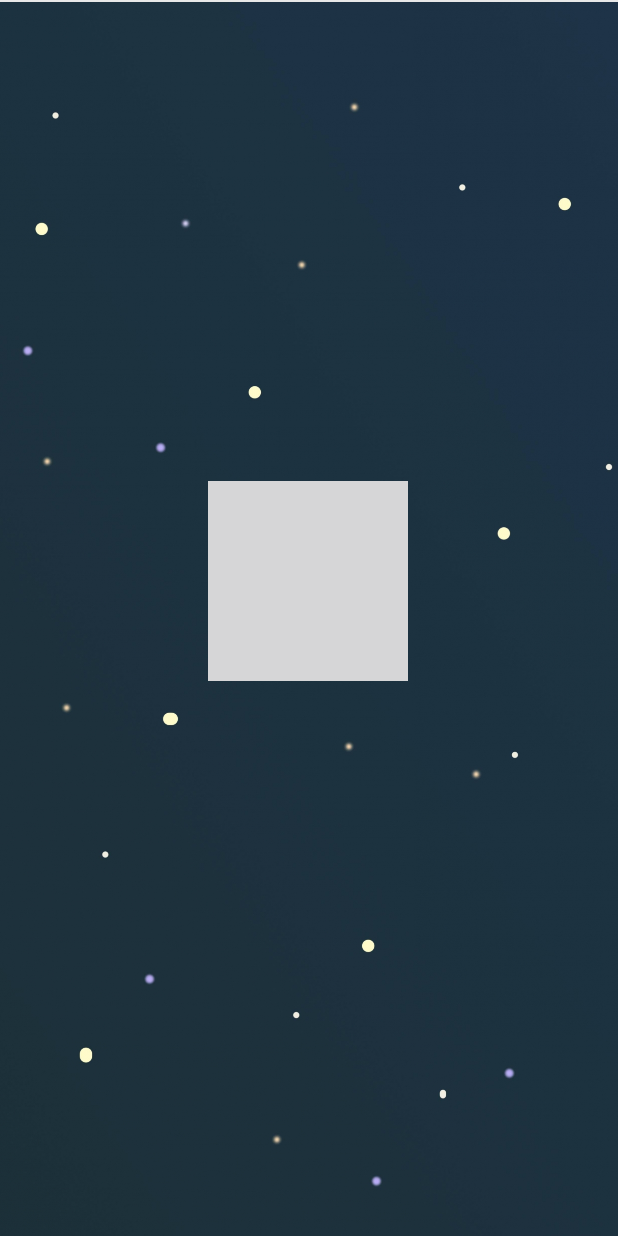
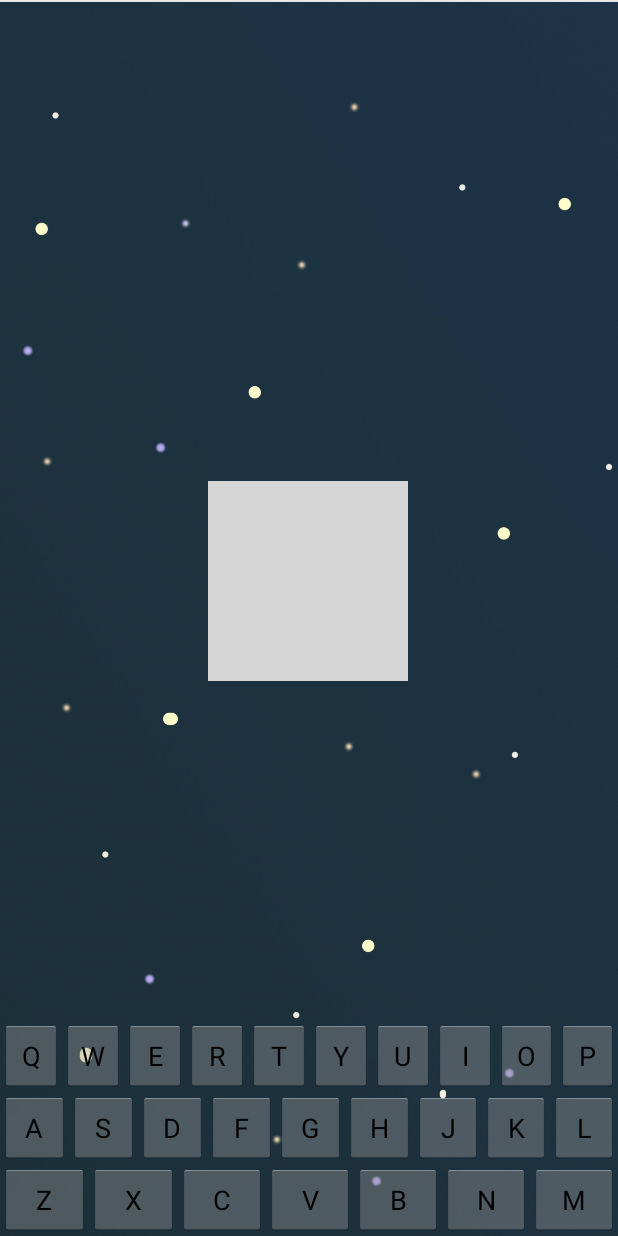
Before and after one commit to alibagher/HeroTyper, an Android app: the GameActivity screen opened directly, with no data from a screen before it, on a phone screen of 412 x 824 dp. Run offline under Robolectric (Android 15) with nearby library versions, the phone set to English and light mode, and no system bars.

Commit message:
WIP: Added custom keyboard

```diff
--- a/app/src/main/java/com/phatphoophoo/pdtran/herotyper/activities/GameActivity.kt
+++ b/app/src/main/java/com/phatphoophoo/pdtran/herotyper/activities/GameActivity.kt
@@ -7,6 +7,7 @@ import kotlinx.android.synthetic.main.activity_game.*
 import android.graphics.Point
 import com.phatphoophoo.pdtran.herotyper.R
 import com.phatphoophoo.pdtran.herotyper.models.GAME_DIFFICULTY
+import com.phatphoophoo.pdtran.herotyper.presenters.CustomKeyboardPresenter
 
 
 class GameActivity : Activity() {
@@ -24,6 +25,7 @@ class GameActivity : Activity() {
         val width = size.x.toFloat()
         val height = size.y.toFloat()
 
-        val presenter = GameScreenPresenter(game_screen_view, Pair(width, height), GAME_DIFFICULTY.EASY)
+        val gameScreenPresenter = GameScreenPresenter(game_screen_view, Pair(width, height), GAME_DIFFICULTY.EASY)
+        val keyboardPresenter = CustomKeyboardPresenter(this, custom_keyboard_view)
     }
 }
--- /dev/null
+++ b/app/src/main/java/com/phatphoophoo/pdtran/herotyper/presenters/CustomKeyboardPresenter.kt
@@ -0,0 +1,32 @@
+package com.phatphoophoo.pdtran.herotyper.presenters
+
+import android.app.Activity
+import android.util.Log
+import android.widget.Button
+import com.phatphoophoo.pdtran.herotyper.views.CustomKeyboardView
+
+const val PACKAGE_NAME = "com.phatphoophoo.pdtran.herotyper"
+
+class CustomKeyboardPresenter(activity: Activity, keyboardView: CustomKeyboardView) {
+
+    val curWord = ""
+    val curWordIndex = 0
+
+    init {
+        for(i in 1..26) {
+            val id = activity.resources.getIdentifier("button$i", "id", PACKAGE_NAME)
+            val btn = activity.findViewById(id) as Button
+            btn.setOnClickListener{
+                keyPress(btn)
+            }
+        }
+    }
+
+    fun keyPress(btn: Button) {
+        if(btn.text == "A") {
+            Log.e("keyboard","Good!")
+        } else {
+            Log.e("keyboard","bad!")
+        }
+    }
+}
--- /dev/null
+++ b/app/src/main/java/com/phatphoophoo/pdtran/herotyper/views/CustomKeyboardView.kt
@@ -0,0 +1,34 @@
+package com.phatphoophoo.pdtran.herotyper.views
+
+import android.content.Context
+import android.support.constraint.ConstraintLayout
+import android.util.AttributeSet
+import android.util.Log
+import android.view.View
+import android.widget.Button
+import android.widget.LinearLayout
+import com.phatphoophoo.pdtran.herotyper.R
+import com.phatphoophoo.pdtran.herotyper.presenters.CustomKeyboardPresenter
+
+
+class CustomKeyboardView:
+    LinearLayout {
+    constructor(context: Context) : super(context)
+    constructor(context: Context, attrs: AttributeSet?) : super(context, attrs)
+    constructor(context: Context, attrs: AttributeSet?, attributeSetId: Int) : super(context, attrs, attributeSetId)
+
+
+
+    init {
+        inflate(context, R.layout.custom_keyboard_layout, this)
+
+//        for(i in 1..26) {
+//            val id = resources.getIdentifier("button$i", "id", PACKAGE_NAME)
+//            val btn = findViewById(id) as Button
+//            btn.setOnClickListener{
+//                presenter.keyPress(btn)
+//            }
+//        }
+
+    }
+}
--- a/app/src/main/res/layout/activity_game.xml
+++ b/app/src/main/res/layout/activity_game.xml
@@ -33,5 +33,12 @@
             app:layout_constraintEnd_toEndOf="parent" app:layout_constraintHorizontal_bias="0.0"
             app:layout_constraintStart_toStartOf="parent" app:layout_constraintTop_toTopOf="parent"
             app:layout_constraintVertical_bias="0.0"/>
+    <com.phatphoophoo.pdtran.herotyper.views.CustomKeyboardView
+            android:id="@+id/custom_keyboard_view"
+            android:layout_width="match_parent"
+            android:layout_height="wrap_content"
+            app:layout_constraintBottom_toBottomOf="parent"
+            app:layout_constraintEnd_toEndOf="parent"
+            app:layout_constraintStart_toStartOf="parent" />
 
 </android.support.constraint.ConstraintLayout>
--- /dev/null
+++ b/app/src/main/res/layout/custom_keyboard_layout.xml
@@ -0,0 +1,233 @@
+<?xml version="1.0" encoding="utf-8"?>
+    <LinearLayout
+        android:orientation="vertical"
+    xmlns:android="http://schemas.android.com/apk/res/android"
+    android:layout_width="match_parent" android:layout_height="match_parent">
+
+        <LinearLayout
+                android:layout_width="match_parent"
+                android:layout_height="wrap_content"
+                android:orientation="horizontal">
+
+            <Button
+                    android:id="@+id/button1"
+                    android:layout_width="wrap_content"
+                    android:layout_height="wrap_content"
+                    android:layout_weight="1"
+                    android:text="Q"
+                    />
+
+            <Button
+                    android:id="@+id/button2"
+                    android:layout_width="wrap_content"
+                    android:layout_height="wrap_content"
+                    android:layout_weight="1"
+                    android:text="W"
+                    />
+
+            <Button
+                    android:id="@+id/button3"
+                    android:layout_width="wrap_content"
+                    android:layout_height="wrap_content"
+                    android:layout_weight="1"
+                    android:text="E"
+                    />
+
+            <Button
+                    android:id="@+id/button4"
+                    android:layout_width="wrap_content"
+                    android:layout_height="wrap_content"
+                    android:layout_weight="1"
+                    android:text="R"
+                    />
+
+            <Button
+                    android:id="@+id/button5"
+                    android:layout_width="wrap_content"
+                    android:layout_height="wrap_content"
+                    android:layout_weight="1"
+                    android:text="T"
+                    />
+
+            <Button
+                    android:id="@+id/button6"
+                    android:layout_width="wrap_content"
+                    android:layout_height="wrap_content"
+                    android:layout_weight="1"
+                    android:text="Y"
+                    />
+
+            <Button
+                    android:id="@+id/button7"
+                    android:layout_width="wrap_content"
+                    android:layout_height="wrap_content"
+                    android:layout_weight="1"
+                    android:text="U"
+                    />
+
+            <Button
+                    android:id="@+id/button8"
+                    android:layout_width="wrap_content"
+                    android:layout_height="wrap_content"
+                    android:layout_weight="1"
+                    android:text="I"
+                    />
+
+            <Button
+                    android:id="@+id/button9"
+                    android:layout_width="wrap_content"
+                    android:layout_height="wrap_content"
+                    android:layout_weight="1"
+                    android:text="O"
+                    />
+
+            <Button
+                    android:id="@+id/button10"
+                    android:layout_width="wrap_content"
+                    android:layout_height="wrap_content"
+                    android:layout_weight="1"
+                    android:text="P"
+                    />
+
+        </LinearLayout>
+
+        <LinearLayout
+                android:layout_width="match_parent"
+                android:layout_height="wrap_content"
+                android:orientation="horizontal">
+
+            <Button
+                    android:id="@+id/button11"
+                    android:layout_width="wrap_content"
+                    android:layout_height="wrap_content"
+                    android:layout_weight="1"
+                    android:text="A"
+                    />
+
+            <Button
+                    android:id="@+id/button12"
+                    android:layout_width="wrap_content"
+                    android:layout_height="wrap_content"
+                    android:layout_weight="1"
+                    android:text="S"
+                    />
+
+            <Button
+                    android:id="@+id/button13"
+                    android:layout_width="wrap_content"
+                    android:layout_height="wrap_content"
+                    android:layout_weight="1"
+                    android:text="D"
+                    />
+
+            <Button
+                    android:id="@+id/button14"
+                    android:layout_width="wrap_content"
+                    android:layout_height="wrap_content"
+                    android:layout_weight="1"
+                    android:text="F"
+                    />
+
+            <Button
+                    android:id="@+id/button15"
+                    android:layout_width="wrap_content"
+                    android:layout_height="wrap_content"
+                    android:layout_weight="1"
+                    android:text="G"
+                    />
+
+            <Button
+                    android:id="@+id/button16"
+                    android:layout_width="wrap_content"
+                    android:layout_height="wrap_content"
+                    android:layout_weight="1"
+                    android:text="H"
+                    />
+
+            <Button
+                    android:id="@+id/button17"
+                    android:layout_width="wrap_content"
+                    android:layout_height="wrap_content"
+                    android:layout_weight="1"
+                    android:text="J"
+                    />
+
+            <Button
+                    android:id="@+id/button18"
+                    android:layout_width="wrap_content"
+                    android:layout_height="wrap_content"
+                    android:layout_weight="1"
+                    android:text="K"
+                    />
+
+            <Button
+                    android:id="@+id/button19"
+                    android:layout_width="wrap_content"
+                    android:layout_height="wrap_content"
+                    android:layout_weight="1"
+                    android:text="L"
+                    />
+        </LinearLayout>
+
+        <LinearLayout
+                android:layout_width="match_parent"
+                android:layout_height="match_parent"
+                android:orientation="horizontal">
+
+            <Button
+                    android:id="@+id/button20"
+                    android:layout_width="wrap_content"
+                    android:layout_height="wrap_content"
+                    android:layout_weight="1"
+                    android:text="Z"
+                    />
+
+            <Button
+                    android:id="@+id/button21"
+                    android:layout_width="wrap_content"
+                    android:layout_height="wrap_content"
+                    android:layout_weight="1"
+                    android:text="X"
+                    />
+
+            <Button
+                    android:id="@+id/button22"
+                    android:layout_width="wrap_content"
+                    android:layout_height="wrap_content"
+                    android:layout_weight="1"
+                    android:text="C"
+                    />
+
+            <Button
+                    android:id="@+id/button23"
+                    android:layout_width="wrap_content"
+                    android:layout_height="wrap_content"
+                    android:layout_weight="1"
+                    android:text="V"
+                    />
+
+            <Button
+                    android:id="@+id/button24"
+                    android:layout_width="wrap_content"
+                    android:layout_height="wrap_content"
+                    android:layout_weight="1"
+                    android:text="B"
+                    />
+
+            <Button
+                    android:id="@+id/button25"
+                    android:layout_width="wrap_content"
+                    android:layout_height="wrap_content"
+                    android:layout_weight="1"
+                    android:text="N"
+                    />
+
+            <Button
+                    android:id="@+id/button26"
+                    android:layout_width="wrap_content"
+                    android:layout_height="wrap_content"
+                    android:layout_weight="1"
+                    android:text="M"
+                    />
+        </LinearLayout>
+    </LinearLayout>
```
